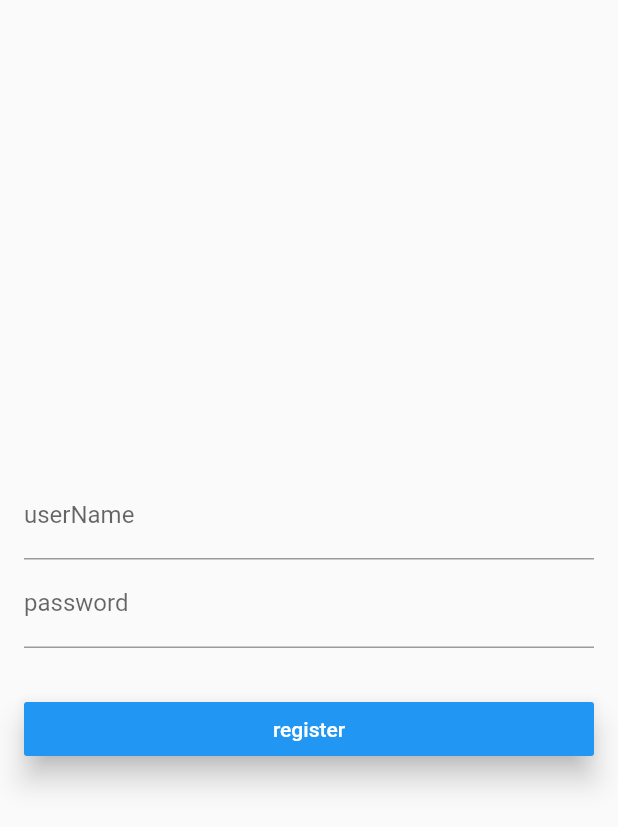
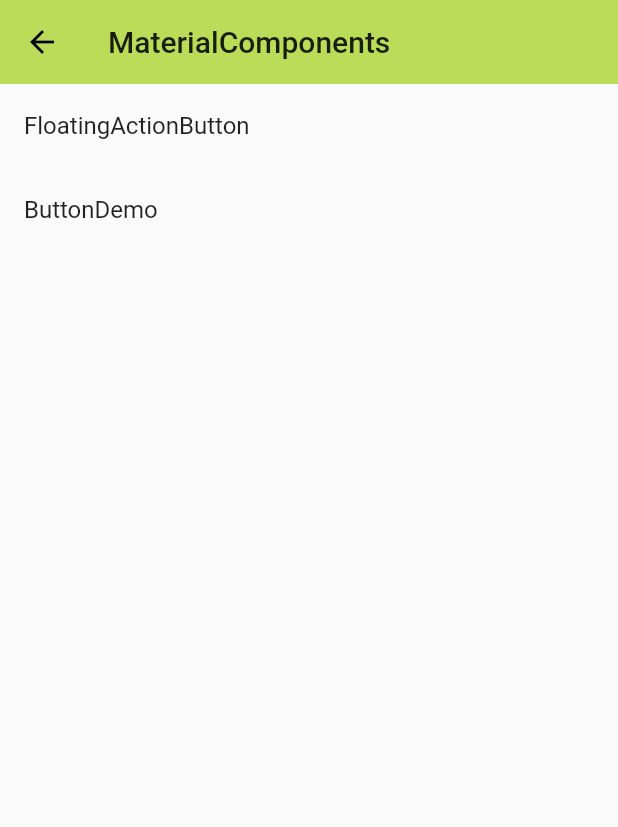
Before and after one commit to crazyminy/flutter_app, a Flutter app: the screen it shows after launch, on a phone screen of 412 x 824 dp. Shown: the top 827 px of the screen. Run offline on Flutter 3.47's test engine with Material 2 defaults, Android fonts, the phone set to English and light mode, and no system bars.

Commit message:
create material_components

```diff
--- /dev/null
+++ b/lib/demo/material_component.dart
@@ -0,0 +1,82 @@
+import 'package:flutter/material.dart';
+
+class MaterialComponent extends StatelessWidget {
+  @override
+  Widget build(BuildContext context) {
+    return Scaffold(
+      appBar: AppBar(
+        title: Text('MaterialComponents'),
+        elevation: 0.0,
+      ),
+      body: ListView(
+        children: <Widget>[
+          ListItem(title:'FloatingActionButton',page:FloatingActionButtonDemo()),
+          ListItem(title:'ButtonDemo',page:ButtonDemo()),
+        ],
+      ),
+    );
+  }
+}
+
+class ButtonDemo extends StatelessWidget {
+  @override
+  Widget build(BuildContext context) {
+    return Scaffold();
+  }
+}
+
+
+class ListItem extends StatelessWidget {
+
+  final String title;
+  final Widget page;
+
+
+  ListItem({this.title,this.page});
+
+  @override
+  Widget build(BuildContext context) {
+    return ListTile(
+      title: Text(title),
+      onTap: (){
+        Navigator.of(context).push(MaterialPageRoute(builder: (context)=>page));
+      }
+    );
+  }
+}
+
+class FloatingActionButtonDemo extends StatelessWidget {
+
+  final Widget _floatingActionButtonDemo = FloatingActionButton(
+    onPressed: (){},
+    child: Icon(Icons.add,color: Colors.grey[100],),
+    elevation: 0.0,
+    backgroundColor: Colors.black87,
+    /*shape: BeveledRectangleBorder(
+        borderRadius: BorderRadius.circular(30.0)
+    ),*/
+  );
+
+  final Widget _floatingActionButtonExtended = FloatingActionButton.extended(
+      onPressed: (){},
+      icon: Icon(Icons.add),
+      label: Text('add')
+  );
+  @override
+  Widget build(BuildContext context) {
+    return Scaffold(
+      appBar: AppBar(
+        title: Text('FloatingActionButtonDemo'),
+        elevation: 0.0,
+      ),
+      floatingActionButton: _floatingActionButtonDemo,
+      floatingActionButtonLocation: FloatingActionButtonLocation.centerDocked,
+      bottomNavigationBar: BottomAppBar(
+        child: Container(
+          height: 80.0,
+        ),
+        shape: CircularNotchedRectangle(),
+      ),
+    );
+  }
+}
--- a/lib/main.dart
+++ b/lib/main.dart
@@ -3,6 +3,7 @@ import 'package:flutter_app/framework/f_scafflod.dart';
 import './demo/sliver_demo.dart';
 import './demo/navigator_demo.dart';
 import './demo/form_demo.dart';
+import './demo/material_component.dart';
 
 void main()=>runApp(MyApp());
 
@@ -18,12 +19,13 @@ class MyApp extends StatelessWidget {
         splashColor: Colors.white70
       ),
       //home: NavigatorDemo(),
-      initialRoute: '/form',
+      initialRoute: '/mdc',
       routes: {
         '/':(context)=> NavigatorDemo(),
         '/about':(context)=>Page(title: 'About',),
         '/home':(context)=>f_scafflod(),
         '/form':(context)=>FormDemo(),
+        '/mdc':(context)=>MaterialComponent(),
       },
     );
   }
```
